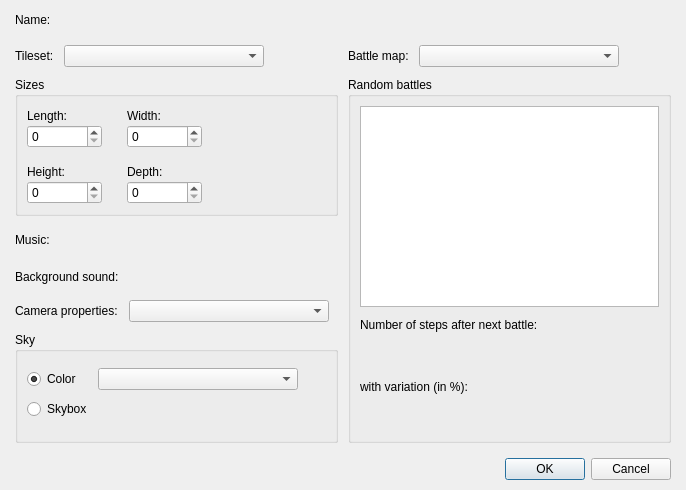
Before: the Qt Designer form Engine/Dialogs/dialogmapproperties.ui in RPG-Paper-Maker/RPG-Paper-Maker, drawn with Qt 5.
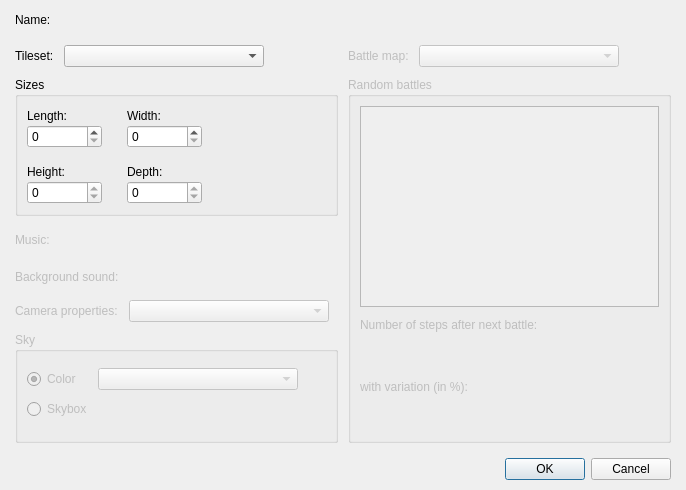
After: the same form once the commit is applied. Custom widgets are drawn as their Qt base class.

The edit to the form file:
```diff
--- a/Engine/Dialogs/dialogmapproperties.ui
+++ b/Engine/Dialogs/dialogmapproperties.ui
@@ -235,7 +235,7 @@
                    </size>
                   </property>
                   <property name="maximum">
-                   <number>5000</number>
+                   <number>0</number>
                   </property>
                  </widget>
                 </item>
@@ -265,7 +265,7 @@
                    </size>
                   </property>
                   <property name="maximum">
-                   <number>5000</number>
+                   <number>0</number>
                   </property>
                  </widget>
                 </item>
@@ -280,6 +280,9 @@
           <layout class="QGridLayout" name="gridLayout_5">
            <item row="0" column="0">
             <widget class="QLabel" name="label_7">
+             <property name="enabled">
+              <bool>false</bool>
+             </property>
              <property name="text">
               <string>Music:</string>
              </property>
@@ -316,6 +319,9 @@
            </item>
            <item row="1" column="0">
             <widget class="QLabel" name="label_8">
+             <property name="enabled">
+              <bool>false</bool>
+             </property>
              <property name="text">
               <string>Background sound:</string>
              </property>
@@ -339,6 +345,9 @@
            </item>
            <item row="2" column="0">
             <widget class="QLabel" name="label_10">
+             <property name="enabled">
+              <bool>false</bool>
+             </property>
              <property name="text">
               <string>Camera properties:</string>
              </property>
@@ -346,6 +355,9 @@
            </item>
            <item row="2" column="1">
             <widget class="QComboBox" name="comboBoxCameraProperties">
+             <property name="enabled">
+              <bool>false</bool>
+             </property>
              <property name="minimumSize">
               <size>
                <width>200</width>
@@ -364,6 +376,9 @@
          </item>
          <item>
           <widget class="QGroupBox" name="groupBox">
+           <property name="enabled">
+            <bool>false</bool>
+           </property>
            <property name="title">
             <string>Sky</string>
            </property>
@@ -420,6 +435,9 @@
               </item>
               <item row="1" column="0">
                <widget class="QRadioButton" name="radioButtonSkybox">
+                <property name="enabled">
+                 <bool>false</bool>
+                </property>
                 <property name="text">
                  <string>Skybox</string>
                 </property>
@@ -457,6 +475,9 @@
           <layout class="QHBoxLayout" name="horizontalLayout" stretch="0,0,1">
            <item>
             <widget class="QLabel" name="label_9">
+             <property name="enabled">
+              <bool>false</bool>
+             </property>
              <property name="text">
               <string>Battle map:</string>
              </property>
@@ -464,6 +485,9 @@
            </item>
            <item>
             <widget class="QComboBox" name="comboBoxBattleMap">
+             <property name="enabled">
+              <bool>false</bool>
+             </property>
              <property name="minimumSize">
               <size>
                <width>200</width>
@@ -495,6 +519,9 @@
          </item>
          <item>
           <widget class="QGroupBox" name="groupBox_2">
+           <property name="enabled">
+            <bool>false</bool>
+           </property>
            <property name="title">
             <string>Random battles</string>
            </property>
```
Left out of the diff: 4 changed lines with no effect on the pictures.
